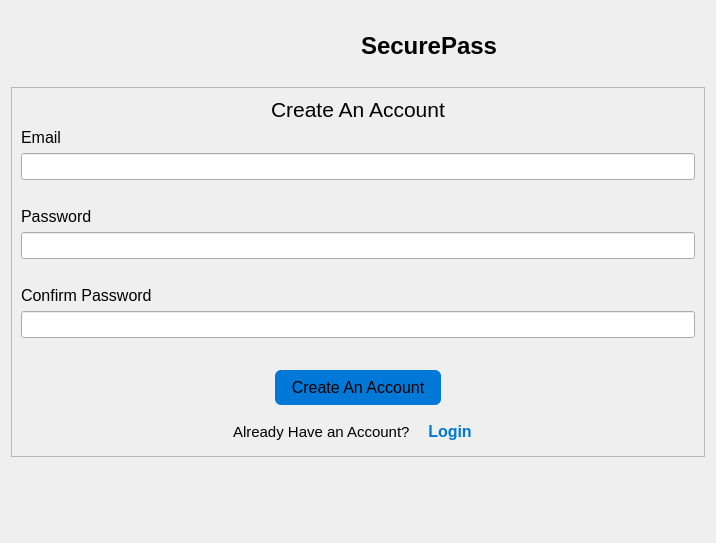
Old version of the form pages/signup/createaccount.ui in the repository SahisN/PasswordManager.
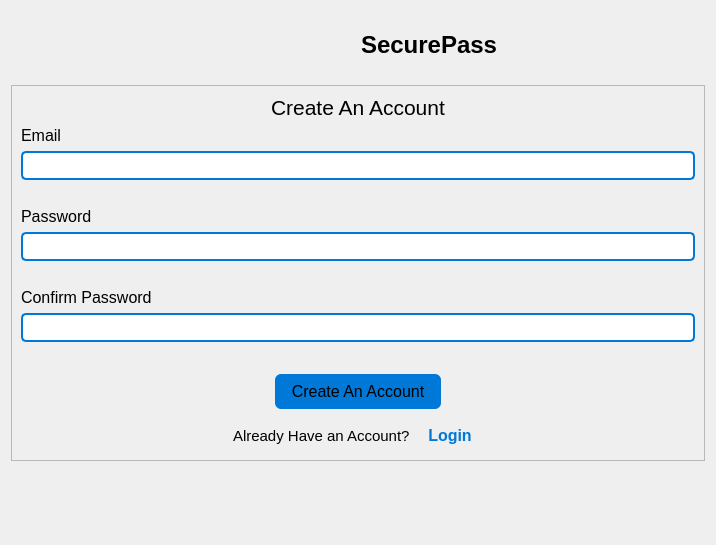
New version of the form. Icons and pictures are not drawn.

The edit to the form file:
```diff
--- a/pages/signup/createaccount.ui
+++ b/pages/signup/createaccount.ui
@@ -7,7 +7,7 @@
     <x>0</x>
     <y>0</y>
     <width>716</width>
-    <height>543</height>
+    <height>545</height>
    </rect>
   </property>
   <property name="windowTitle">
@@ -138,7 +138,9 @@
            </font>
           </property>
           <property name="styleSheet">
-           <string notr="true"/>
+           <string notr="true">border: 2px solid #0078d7;;
+border-radius:5px;
+padding: 2px;</string>
           </property>
           <property name="inputMethodHints">
            <set>Qt::InputMethodHint::ImhEmailCharactersOnly</set>
@@ -185,6 +187,12 @@
             <pointsize>12</pointsize>
            </font>
           </property>
+          <property name="styleSheet">
+           <string notr="true">border: 2px solid #0078d7;;
+border-radius:5px;
+padding: 2px
+</string>
+          </property>
           <property name="text">
            <string/>
           </property>
@@ -230,6 +238,11 @@
             <pointsize>12</pointsize>
            </font>
           </property>
+          <property name="styleSheet">
+           <string notr="true">border: 2px solid #0078d7;;
+border-radius:5px;
+padding: 2px;</string>
+          </property>
           <property name="echoMode">
            <enum>QLineEdit::EchoMode::Password</enum>
           </property>
```
